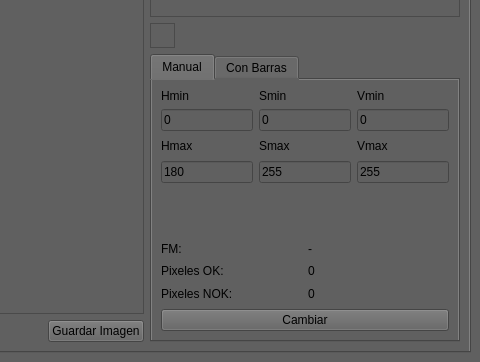
Qt form src/main_ui.ui (MarcosOF02/ImageChecker) before a commit; both pictures show x 806 to 1286 and y 513 to 875 of the 1286 by 875 pixel window.
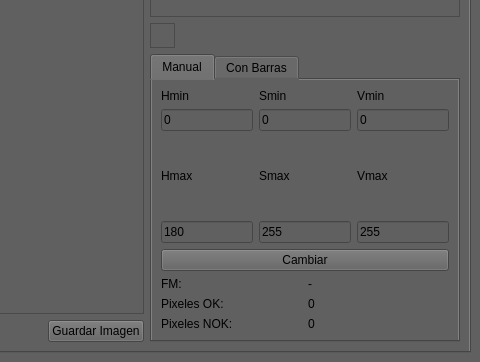
The same form after that commit.

The edit to the form file:
```diff
--- a/src/main_ui.ui
+++ b/src/main_ui.ui
@@ -475,7 +475,7 @@
                </attribute>
                <layout class="QGridLayout" name="gridLayout_14">
                 <item row="0" column="0">
-                 <layout class="QVBoxLayout" name="verticalLayout_8" stretch="0,1,1,1,3,0,1,1,0">
+                 <layout class="QVBoxLayout" name="verticalLayout_8" stretch="0,1,1,1,0,0">
                   <item>
                    <layout class="QHBoxLayout" name="horizontalLayout_8">
                     <item>
@@ -577,20 +577,16 @@
                    </layout>
                   </item>
                   <item>
-                   <spacer name="verticalSpacer_3">
-                    <property name="orientation">
-                     <enum>Qt::Vertical</enum>
+                   <widget class="QPushButton" name="pushButton_cambiar">
+                    <property name="text">
+                     <string>Cambiar</string>
                     </property>
-                    <property name="sizeHint" stdset="0">
-                     <size>
-                      <width>20</width>
-                      <height>40</height>
-                     </size>
-                    </property>
-                   </spacer>
+                   </widget>
                   </item>
                   <item>
-                   <layout class="QHBoxLayout" name="horizontalLayout_18" stretch="1,1">
+                   <layout class="QHBoxLayout" name="horizontalLayout_61">
+                    <item>
+                     <layout class="QVBoxLayout" name="verticalLayout_24">
                     <item>
                      <widget class="QLabel" name="label_5">
                       <property name="text">
@@ -599,17 +595,6 @@
                      </widget>
                     </item>
                     <item>
-                     <widget class="QLabel" name="label_fm">
-                      <property name="text">
-                       <string>-</string>
-                      </property>
-                     </widget>
-                    </item>
-                   </layout>
-                  </item>
-                  <item>
-                   <layout class="QHBoxLayout" name="horizontalLayout_12">
-                    <item>
                      <widget class="QLabel" name="label_3">
                       <property name="text">
                        <string>Pixeles OK: </string>
@@ -617,23 +602,30 @@
                      </widget>
                     </item>
                     <item>
-                     <widget class="QLabel" name="label_pok">
-                      <property name="text">
-                       <string>0</string>
-                      </property>
-                     </widget>
-                    </item>
-                   </layout>
-                  </item>
-                  <item>
-                   <layout class="QHBoxLayout" name="horizontalLayout_13">
-                    <item>
                      <widget class="QLabel" name="label_4">
                       <property name="text">
                        <string>Pixeles NOK:</string>
                       </property>
                      </widget>
                     </item>
+                     </layout>
+                    </item>
+                    <item>
+                     <layout class="QVBoxLayout" name="verticalLayout_23">
+                      <item>
+                       <widget class="QLabel" name="label_fm">
+                        <property name="text">
+                         <string>-</string>
+                        </property>
+                       </widget>
+                      </item>
+                      <item>
+                       <widget class="QLabel" name="label_pok">
+                        <property name="text">
+                         <string>0</string>
+                        </property>
+                       </widget>
+                      </item>
                     <item>
                      <widget class="QLabel" name="label_pko">
                       <property name="text">
@@ -643,12 +635,7 @@
                     </item>
                    </layout>
                   </item>
-                  <item>
-                   <widget class="QPushButton" name="pushButton_cambiar">
-                    <property name="text">
-                     <string>Cambiar</string>
-                    </property>
-                   </widget>
+                   </layout>
                   </item>
                  </layout>
                 </item>
```
Lines whose indentation alone changed are shown as unchanged.
